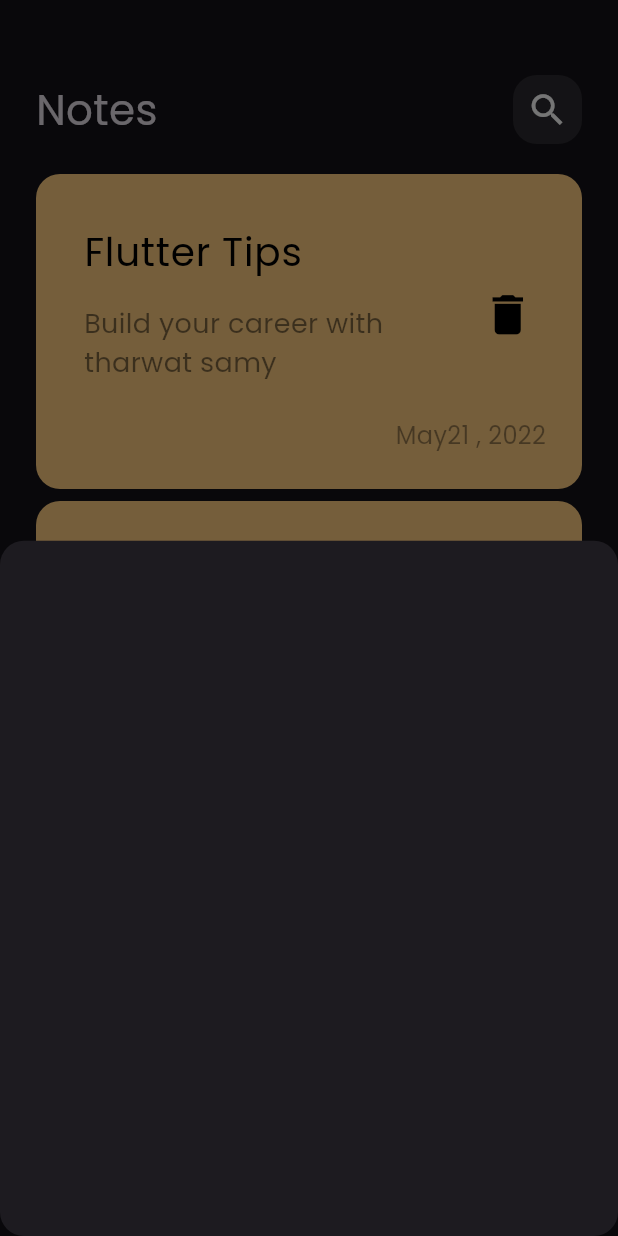
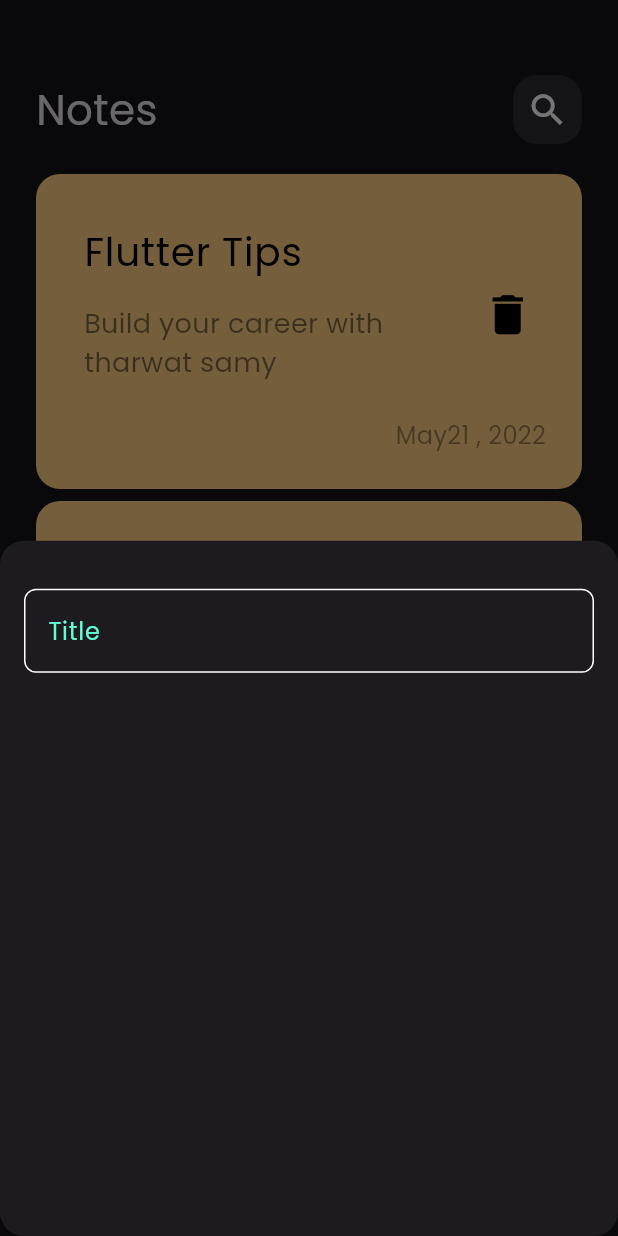
Before and after one commit to MohamedAliShosha/Notely, a Flutter app: the screen it shows after launch, after a tap on the "add" icon, on a phone screen of 412 x 824 dp. Run offline on Flutter 3.47's test engine with Material 3 defaults, Android fonts, the phone set to English and light mode, and no system bars.

Commit message:
create custom text field

```diff
--- /dev/null
+++ b/lib/constants.dart
@@ -0,0 +1,3 @@
+import 'package:flutter/material.dart';
+
+const kPrimaryColor = Color(0xff62FCD7);
--- a/lib/views/notes_view.dart
+++ b/lib/views/notes_view.dart
@@ -9,7 +9,7 @@ class NotesView extends StatelessWidget {
   Widget build(BuildContext context) {
     return Scaffold(
       floatingActionButton: FloatingActionButton(
-        backgroundColor: Colors.lightBlue[200],
+        backgroundColor: Color(0xff62FCD7),
         onPressed: () {
           showModalBottomSheet(
               shape: RoundedRectangleBorder(
--- a/lib/views/widgets/add_note_bottom_sheet.dart
+++ b/lib/views/widgets/add_note_bottom_sheet.dart
@@ -1,10 +1,21 @@
 import 'package:flutter/material.dart';
+import 'package:notes_app/views/widgets/custom_text_field.dart';
 
 class AddNoteBottomSheet extends StatelessWidget {
   const AddNoteBottomSheet({super.key});
 
   @override
   Widget build(BuildContext context) {
-    return Container();
+    return Padding(
+      padding: const EdgeInsets.symmetric(horizontal: 16),
+      child: Column(
+        children: [
+          SizedBox(
+            height: 32,
+          ),
+          CustomTextField(),
+        ],
+      ),
+    );
   }
 }
--- /dev/null
+++ b/lib/views/widgets/custom_text_field.dart
@@ -0,0 +1,33 @@
+import 'package:flutter/material.dart';
+import 'package:notes_app/constants.dart';
+
+class CustomTextField extends StatelessWidget {
+  const CustomTextField({super.key});
+
+  @override
+  Widget build(BuildContext context) {
+    return TextField(
+      cursorColor: kPrimaryColor,
+      decoration: InputDecoration(
+        hintText: 'Title',
+        hintStyle: const TextStyle(
+          color: kPrimaryColor,
+        ),
+        border: buildBorder(),
+        enabledBorder: buildBorder(),
+        focusedBorder: buildBorder(
+          color: kPrimaryColor,
+        ),
+      ),
+    );
+  }
+
+  OutlineInputBorder buildBorder({Color? color}) {
+    return OutlineInputBorder(
+      borderRadius: BorderRadius.circular(8),
+      borderSide: BorderSide(
+        color: color ?? Colors.white,
+      ),
+    );
+  }
+}
```
